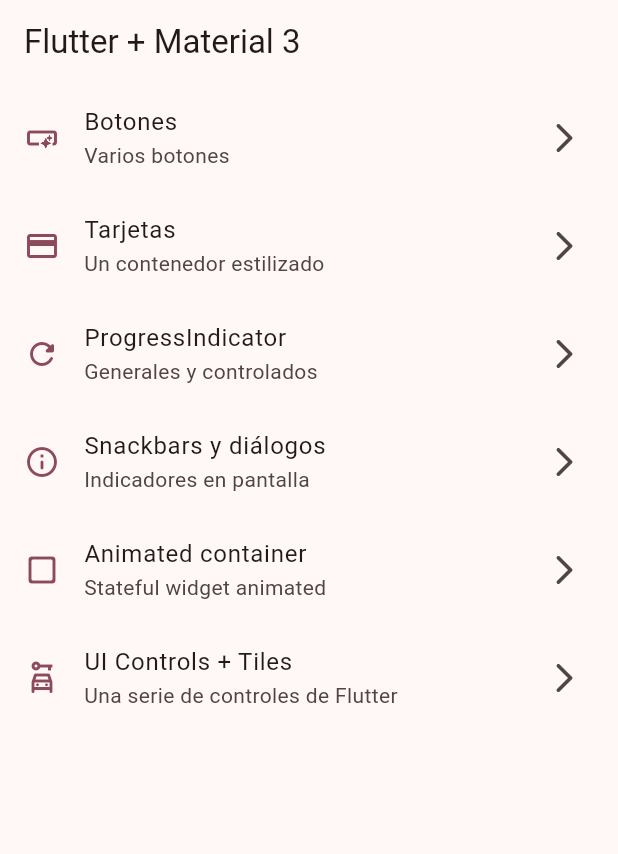
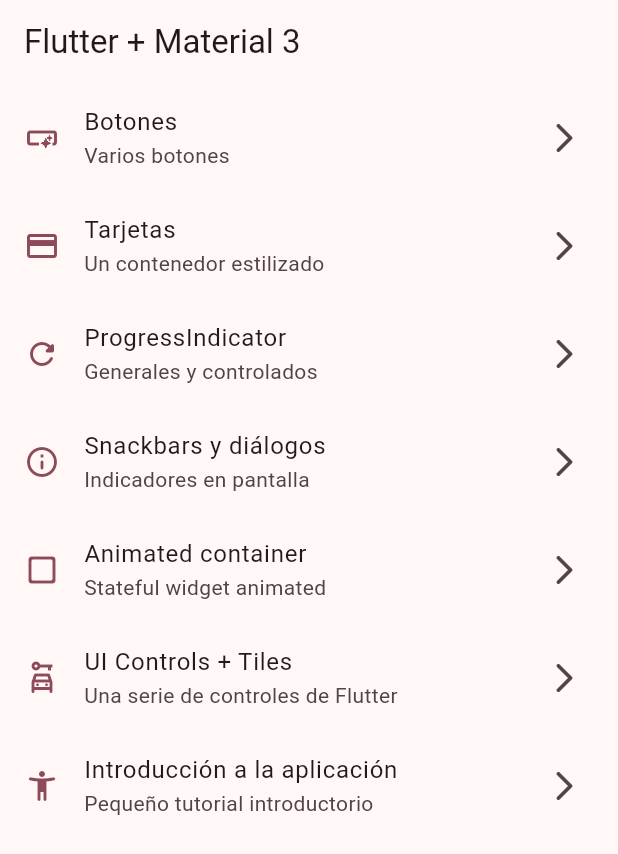
Before and after one commit to Angel453-jpg/widgets-app-flutter, a Flutter app: the screen it shows after launch, on a phone screen of 412 x 824 dp. Shown: the top 854 px of the screen. Run offline on Flutter 3.47's test engine with Material 3 defaults, Android fonts, the phone set to English and light mode, and no system bars; our stand-ins replace go_router.

Commit message:
Agregando menus para el tutorial

```diff
--- a/lib/config/menu/menu_items.dart
+++ b/lib/config/menu/menu_items.dart
@@ -51,4 +51,10 @@ const appMenuItems = <MenuItems>[
     link: '/ui-controls',
     icon: Icons.car_rental_outlined,
   ),
+  MenuItems(
+    title: 'Introducción a la aplicación',
+    subTitle: 'Pequeño tutorial introductorio',
+    link: '/tutorial',
+    icon: Icons.accessibility_new_rounded,
+  ),
 ];
--- a/lib/config/router/app_router.dart
+++ b/lib/config/router/app_router.dart
@@ -39,5 +39,10 @@ final appRouter = GoRouter(
       name: UiControlsScreen.name,
       builder: (context, state) => UiControlsScreen(),
     ),
+    GoRoute(
+      path: '/tutorial',
+      name: AppTutorialScreen.name,
+      builder: (context, state) => AppTutorialScreen(),
+    ),
   ],
 );
```
Also changed, not shown: assets/Images/1.png (added), assets/Images/2.png (added), assets/Images/3.png (added), assets/Images/jar-loading.gif (added).
